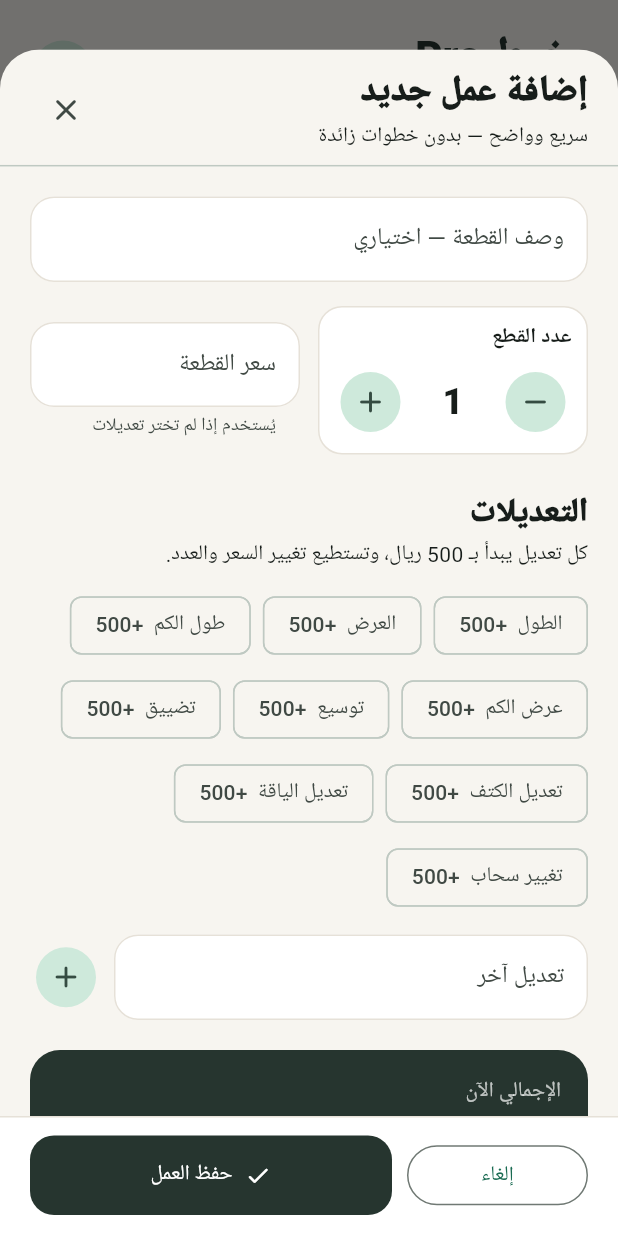
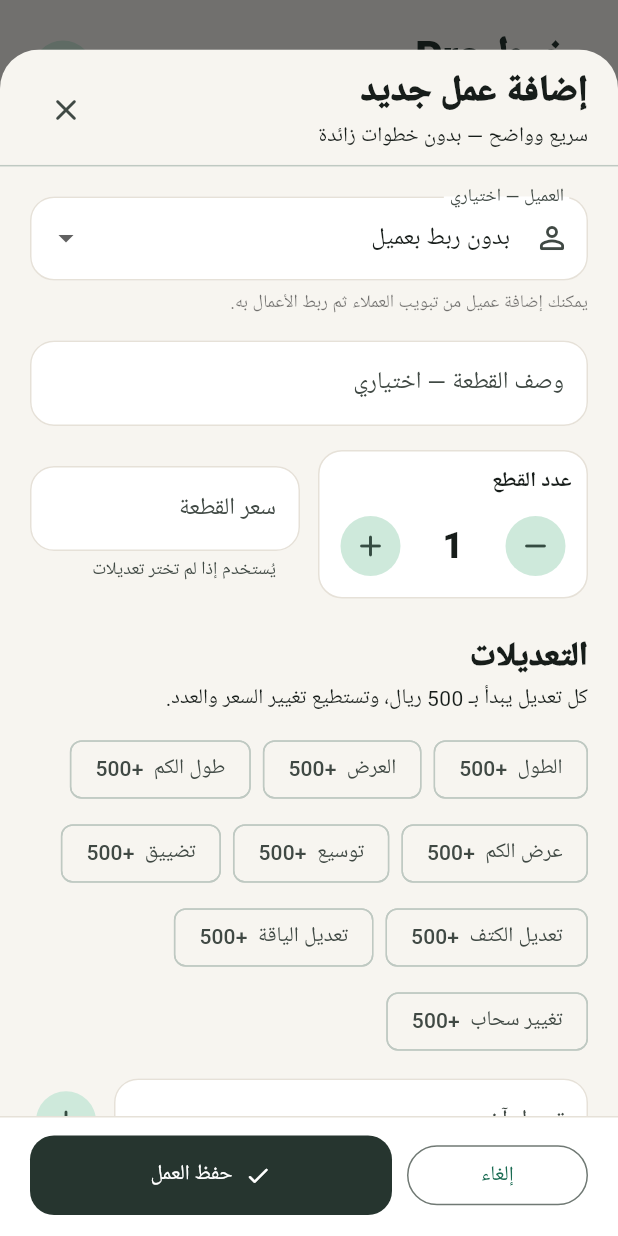
Before and after one commit to Software-coding/mikhyat-pro, a Flutter app: the screen it shows after launch, after a tap on "إضافة عمل", on a phone screen of 412 x 824 dp. Run offline on Flutter 3.47's test engine with Material 3 defaults, Android fonts, the phone set to English and light mode, and no system bars; our stand-ins replace file_picker, pdf, printing, share_plus, sqflite; accounts and stored records are empty.

Commit message:
feat: select customer when saving a piece

```diff
--- a/lib/widgets/piece_form_sheet.dart
+++ b/lib/widgets/piece_form_sheet.dart
@@ -1,12 +1,26 @@
 import 'package:flutter/material.dart';
 import 'package:flutter/services.dart';
 import '../core/formatters.dart';
+import '../models/customer.dart';
 import '../models/piece.dart';
 
 class PieceFormSheet extends StatefulWidget {
-  const PieceFormSheet({super.key, this.piece, required this.onSave});
+  const PieceFormSheet({
+    super.key,
+    this.piece,
+    this.customers = const [],
+    required this.onSave,
+  });
+
   final Piece? piece;
-  final Future<void> Function(String description, int quantity, int basePrice, List<PieceModification> mods) onSave;
+  final List<Customer> customers;
+  final Future<void> Function(
+    int? customerId,
+    String description,
+    int quantity,
+    int basePrice,
+    List<PieceModification> mods,
+  ) onSave;
 
   static const commonMods = <String>[
     'الطول', 'العرض', 'طول الكم', 'عرض الكم', 'توسيع', 'تضييق', 'تعديل الكتف', 'تعديل الياقة', 'تغيير سحاب'
@@ -21,6 +35,7 @@ class _PieceFormSheetState extends State<PieceFormSheet> {
   late final TextEditingController _description;
   late final TextEditingController _basePrice;
   final _custom = TextEditingController();
+  late int? _customerId;
   late int _quantity;
   late List<PieceModification> _mods;
   bool _saving = false;
@@ -30,6 +45,7 @@ class _PieceFormSheetState extends State<PieceFormSheet> {
     super.initState();
     final p = widget.piece;
     _description = TextEditingController(text: p?.description ?? '');
+    _customerId = p?.customerId;
     _basePrice = TextEditingController(text: p == null || p.hasModifications ? '' : p.basePrice.toString());
     _quantity = p?.quantity ?? 1;
     _mods = p?.modifications.map((m) => m.copyWith()).toList() ?? [];
@@ -96,7 +112,7 @@ class _PieceFormSheetState extends State<PieceFormSheet> {
     }
     setState(() => _saving = true);
     try {
-      await widget.onSave(_description.text.trim(), _quantity, base, _mods);
+      await widget.onSave(_customerId, _description.text.trim(), _quantity, base, _mods);
       if (mounted) Navigator.pop(context, true);
     } catch (e) {
       if (mounted) ScaffoldMessenger.of(context).showSnackBar(SnackBar(content: Text('تعذر الحفظ: $e')));
@@ -129,6 +145,40 @@ class _PieceFormSheetState extends State<PieceFormSheet> {
               child: ListView(
                 padding: const EdgeInsets.all(20),
                 children: [
+                  DropdownButtonFormField<int?>(
+                    initialValue: _customerId,
+                    isExpanded: true,
+                    decoration: const InputDecoration(
+                      labelText: 'العميل — اختياري',
+                      prefixIcon: Icon(Icons.person_outline_rounded),
+                    ),
+                    items: [
+                      const DropdownMenuItem<int?>(
+                        value: null,
+                        child: Text('بدون ربط بعميل'),
+                      ),
+                      ...widget.customers.map(
+                        (customer) => DropdownMenuItem<int?>(
+                          value: customer.id,
+                          child: Text(
+                            customer.phone.isEmpty
+                                ? customer.name
+                                : '${customer.name} • ${customer.phone}',
+                            overflow: TextOverflow.ellipsis,
+                          ),
+                        ),
+                      ),
+                    ],
+                    onChanged: (value) => setState(() => _customerId = value),
+                  ),
+                  if (widget.customers.isEmpty) ...[
+                    const SizedBox(height: 6),
+                    const Text(
+                      'يمكنك إضافة عميل من تبويب العملاء ثم ربط الأعمال به.',
+                      style: TextStyle(color: Colors.black54, fontSize: 12),
+                    ),
+                  ],
+                  const SizedBox(height: 16),
                   TextField(
                     controller: _description,
                     decoration: const InputDecoration(labelText: 'وصف القطعة — اختياري', hintText: 'مثال: فستان أسود'),
```
